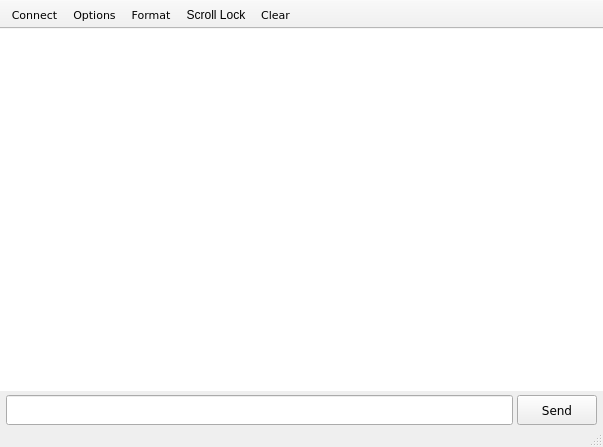
This is mainwindow.ui in matlshen/Serial-Surfer as Qt 5 draws it before an edit. The edited form follows.
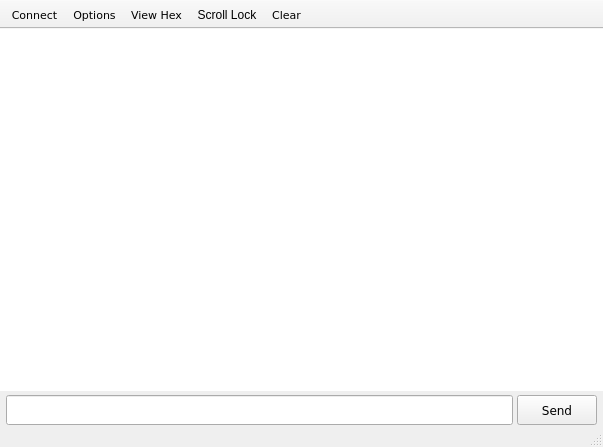
This is the edited form. Icons and pictures are not drawn. Custom widgets are drawn as their Qt base class.

Commit message: Added hex view

Diff of the .ui file:
```diff
--- a/mainwindow.ui
+++ b/mainwindow.ui
@@ -219,7 +219,7 @@
      <normaloff>:/icons/app_icons/icons8-brick-94.png</normaloff>:/icons/app_icons/icons8-brick-94.png</iconset>
    </property>
    <property name="text">
-    <string>Format</string>
+    <string>View Hex</string>
    </property>
    <property name="toolTip">
     <string>Format</string>
```
Left out of the diff: 3 changed lines with no effect on the pictures. The commit also changes 4 other files.
